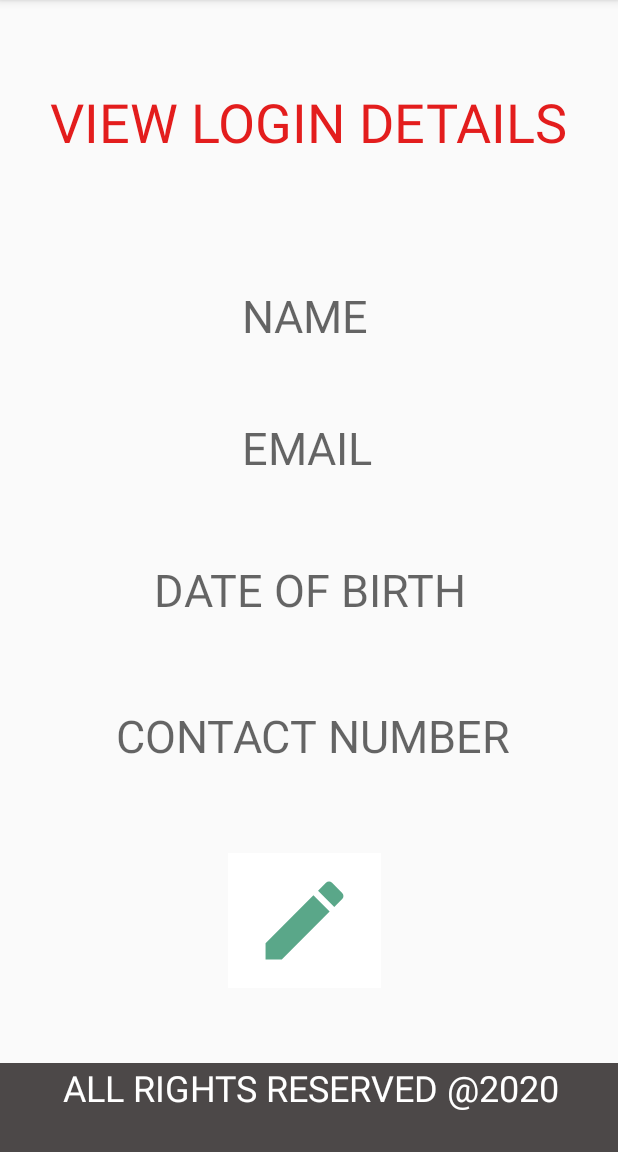
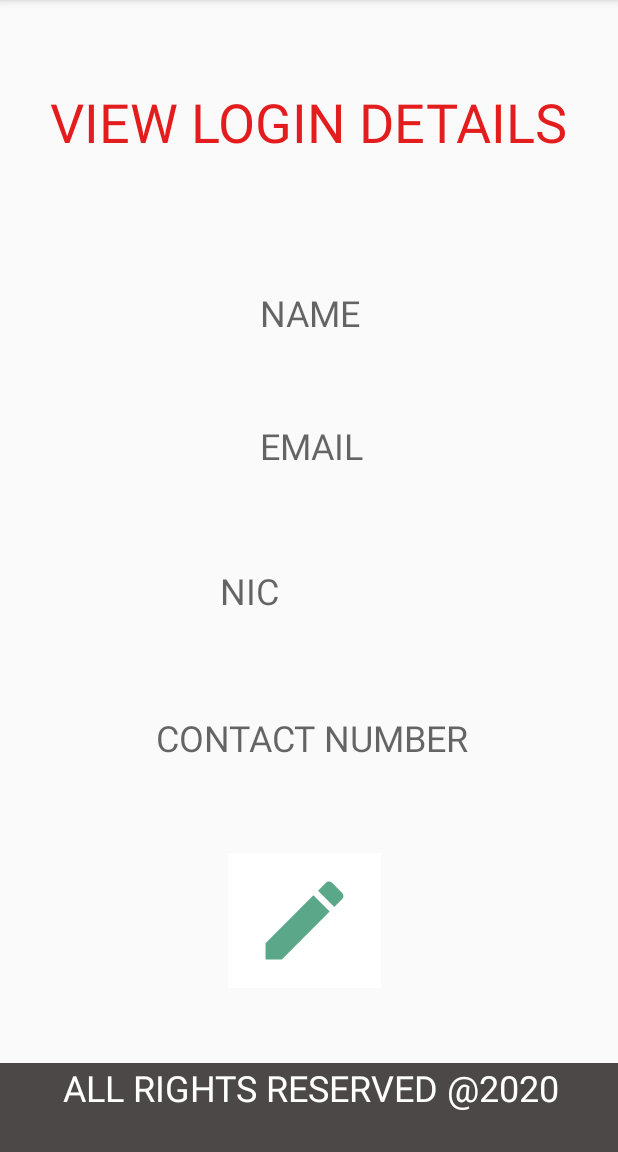
Before and after one commit to Dimusha/FinalProject, an Android app: the screen it shows after launch (loginDetails), after a tap on an icon or button, on a phone screen of 412 x 824 dp, the part 84-1236 px from its top. Run offline under Robolectric (Android 15) with nearby library versions, the phone set to English and light mode, and no system bars; our stand-ins replace Firebase (no records; nobody signed in at launch, a user with empty details on screens opened directly).

Commit message:
second commit

```diff
--- a/app/src/main/java/com/example/dhts/Details.java
+++ b/app/src/main/java/com/example/dhts/Details.java
@@ -5,7 +5,7 @@ public class Details {
     private String name;
     private String email;
     private String phone;
-    private String date;
+    private String nic;
 
     public Details() {
     }
@@ -34,11 +34,11 @@ public class Details {
         this.phone = phone;
     }
 
-    public String getDate() {
-        return date;
+    public String getNic() {
+        return nic;
     }
 
-    public void setDate(String date) {
-        this.date = date;
+    public void setNic(String nic) {
+        this.nic = nic;
     }
 }
--- a/app/src/main/java/com/example/dhts/MainActivity.java
+++ b/app/src/main/java/com/example/dhts/MainActivity.java
@@ -27,15 +27,13 @@ import java.util.Calendar;
 
 public class MainActivity extends AppCompatActivity {
 
-    EditText name,email,phone;
-    TextView date1;
-    DatePickerDialog.OnDateSetListener setListener;
+    EditText name,email,phone,nic;
+    //DatePickerDialog.OnDateSetListener setListener;
     ImageButton button,btn;
 
     DatabaseReference ref;
     Details details;
 
-    @SuppressLint("WrongViewCast")
     @Override
     protected void onCreate(Bundle savedInstanceState) {
         super.onCreate(savedInstanceState);
@@ -44,7 +42,7 @@ public class MainActivity extends AppCompatActivity {
         name = findViewById(R.id.name);
         email = findViewById(R.id.email);
         phone = findViewById(R.id.number);
-        date1 = findViewById(R.id.date);
+        nic = findViewById(R.id.nic);
 
         details = new Details();
 
@@ -61,14 +59,14 @@ public class MainActivity extends AppCompatActivity {
                 details.setName(name.getText().toString().trim());
                 details.setEmail(email.getText().toString().trim());
                 details.setPhone(phone.getText().toString().trim());
-                details.setDate(date1.getText().toString().trim());
+                details.setNic(nic.getText().toString().trim());
 
                 ref.child("Mb").setValue(details);
 
                 String data1 = name.getText().toString().trim();
                 String data2 = email.getText().toString().trim();
                 String data3 = phone.getText().toString().trim();
-                String data4 = date1.getText().toString().trim();
+                String data4 = nic.getText().toString().trim();
 
                 Toast.makeText(getApplicationContext(),"Data Inserted Successfully!",Toast.LENGTH_SHORT).show();
                 Intent i = new Intent(getApplicationContext(),loginDetails.class);
@@ -76,7 +74,7 @@ public class MainActivity extends AppCompatActivity {
                 i.putExtra("nm",data1);
                 i.putExtra("em",data2);
                 i.putExtra("ph",data3);
-                i.putExtra("dt",data4);
+                i.putExtra("nc",data4);
 
                 startActivity(i);
                 Toast.makeText(getApplicationContext(),"Data Inserted Successfully!",Toast.LENGTH_LONG).show();
@@ -86,33 +84,5 @@ public class MainActivity extends AppCompatActivity {
 
 
 
-        date1 = findViewById(R.id.date);
-
-        Calendar calendar = Calendar.getInstance();
-        final int year = calendar.get(Calendar.YEAR);
-        final int month = calendar.get(Calendar.MONTH);
-        final int day = calendar.get(Calendar.DAY_OF_MONTH);
-
-        date1.setOnClickListener(new View.OnClickListener() {
-            @Override
-            public void onClick(View view) {
-                DatePickerDialog datePickerDialog = new DatePickerDialog(
-                        MainActivity.this,android.R.style.Theme_Holo_Light_Dialog_MinWidth,setListener,year,month,day);
-                datePickerDialog.getWindow().setBackgroundDrawable(new ColorDrawable(Color.TRANSPARENT));
-                datePickerDialog.show();
-            }
-        });
-
-        setListener = new DatePickerDialog.OnDateSetListener() {
-            @Override
-            public void onDateSet(DatePicker datePicker, int i, int i1, int i2) {
-                i1 = i1+1;
-                String date = day+" - "+i1+" - "+i;
-                date1.setText(date);
-            }
-        };
-
-
-
     }
 }
--- a/app/src/main/java/com/example/dhts/loginDetails.java
+++ b/app/src/main/java/com/example/dhts/loginDetails.java
@@ -3,6 +3,7 @@ package com.example.dhts;
 import androidx.appcompat.app.AppCompatActivity;
 
 import android.app.DatePickerDialog;
+import android.content.Intent;
 import android.graphics.Color;
 import android.graphics.drawable.ColorDrawable;
 import android.os.Bundle;
@@ -11,13 +12,14 @@ import android.widget.Button;
 import android.widget.DatePicker;
 import android.widget.ImageButton;
 import android.widget.TextView;
+import android.widget.Toast;
 
 import java.util.Calendar;
 
 public class loginDetails extends AppCompatActivity {
 
-    TextView name,email,phone,dat;
-    DatePickerDialog.OnDateSetListener setListener;
+    TextView name,email,phone,nic;
+    //DatePickerDialog.OnDateSetListener setListener;
     ImageButton btn;
 
     @Override
@@ -28,22 +30,37 @@ public class loginDetails extends AppCompatActivity {
         name = findViewById(R.id.name);
         email = findViewById(R.id.email);
         phone = findViewById(R.id.ph);
-        dat = findViewById(R.id.dt);
+        nic = findViewById(R.id.nic);
 
         String nm = getIntent().getStringExtra("nm");
         String em = getIntent().getStringExtra("em");
         String ph = getIntent().getStringExtra("ph");
-        String dt = getIntent().getStringExtra("dt");
+        String nc = getIntent().getStringExtra("nc");
 
         name.setText(nm);
         email.setText(em);
         phone.setText(ph);
-        dat.setText(dt);
+        nic.setText(nc);
 
-        btn = findViewById(R.id.ib4);
+        btn = findViewById(R.id.update);
         btn.setOnClickListener(new View.OnClickListener() {
             @Override
             public void onClick(View view) {
+
+                String data1 = name.getText().toString().trim();
+                String data2 = email.getText().toString().trim();
+                String data3 = phone.getText().toString().trim();
+                String data4 = nic.getText().toString().trim();
+
+                Toast.makeText(getApplicationContext(),"Data Inserted Successfully!",Toast.LENGTH_SHORT).show();
+                Intent i = new Intent(getApplicationContext(),loginUpdate.class);
+
+                i.putExtra("nm",data1);
+                i.putExtra("em",data2);
+                i.putExtra("ph",data3);
+                i.putExtra("nc",data4);
+
+                startActivity(i);
 
             }
         });
@@ -53,7 +70,7 @@ public class loginDetails extends AppCompatActivity {
         final int month = calendar.get(Calendar.MONTH);
         final int day = calendar.get(Calendar.DAY_OF_MONTH);
 
-        dat.setOnClickListener(new View.OnClickListener() {
+        /*dat.setOnClickListener(new View.OnClickListener() {
             @Override
             public void onClick(View view) {
                 DatePickerDialog datePickerDialog = new DatePickerDialog(
@@ -70,6 +87,6 @@ public class loginDetails extends AppCompatActivity {
                 String date = day+" - "+i1+" - "+i;
                 dat.setText(date);
             }
-        };
+        };*/
     }
 }
--- /dev/null
+++ b/app/src/main/res/drawable/delete.xml
@@ -0,0 +1,4 @@
+<?xml version="1.0" encoding="utf-8"?>
+<selector xmlns:android="http://schemas.android.com/apk/res/android">
+
+</selector>
--- a/app/src/main/res/layout/activity_login_details.xml
+++ b/app/src/main/res/layout/activity_login_details.xml
@@ -24,8 +24,8 @@
         android:id="@+id/name"
         android:layout_width="220sp"
         android:layout_height="wrap_content"
-        android:hint="         NAME"
-        android:textSize="30sp"
+        android:hint="             NAME"
+        android:textSize="24sp"
         app:layout_constraintBottom_toBottomOf="parent"
         app:layout_constraintEnd_toEndOf="parent"
         app:layout_constraintHorizontal_bias="0.495"
@@ -37,8 +37,8 @@
         android:id="@+id/email"
         android:layout_width="220sp"
         android:layout_height="wrap_content"
-        android:hint="         EMAIL"
-        android:textSize="30sp"
+        android:hint="             EMAIL"
+        android:textSize="24sp"
         app:layout_constraintBottom_toBottomOf="parent"
         app:layout_constraintEnd_toEndOf="parent"
         app:layout_constraintHorizontal_bias="0.495"
@@ -47,30 +47,30 @@
         app:layout_constraintVertical_bias="0.382" />
 
     <TextView
-        android:id="@+id/date"
-        android:layout_width="220sp"
-        android:layout_height="wrap_content"
-        android:hint=" DATE OF BIRTH"
-        android:textSize="30sp"
-        app:layout_constraintBottom_toBottomOf="parent"
-        app:layout_constraintEnd_toEndOf="parent"
-        app:layout_constraintHorizontal_bias="0.495"
-        app:layout_constraintStart_toStartOf="parent"
-        app:layout_constraintTop_toTopOf="parent"
-        app:layout_constraintVertical_bias="0.512" />
-
-    <TextView
         android:id="@+id/ph"
         android:layout_width="wrap_content"
         android:layout_height="wrap_content"
         android:hint=" CONTACT NUMBER"
-        android:textSize="30sp"
+        android:textSize="24sp"
         app:layout_constraintBottom_toBottomOf="parent"
         app:layout_constraintEnd_toEndOf="parent"
         app:layout_constraintHorizontal_bias="0.495"
         app:layout_constraintStart_toStartOf="parent"
         app:layout_constraintTop_toTopOf="parent"
         app:layout_constraintVertical_bias="0.646" />
+
+    <TextView
+        android:id="@+id/nic"
+        android:layout_width="183dp"
+        android:layout_height="31dp"
+        android:hint="      NIC"
+        android:textSize="24sp"
+        app:layout_constraintBottom_toBottomOf="parent"
+        app:layout_constraintEnd_toEndOf="parent"
+        app:layout_constraintHorizontal_bias="0.484"
+        app:layout_constraintStart_toStartOf="parent"
+        app:layout_constraintTop_toTopOf="parent"
+        app:layout_constraintVertical_bias="0.512" />
 
     <TextView
         android:id="@+id/textView6"
@@ -87,7 +87,7 @@
         tools:layout_editor_absoluteX="-3dp" />
 
     <ImageButton
-        android:id="@+id/ib4"
+        android:id="@+id/update"
         android:layout_width="102dp"
         android:layout_height="wrap_content"
         android:layout_marginStart="152dp"
--- a/app/src/main/res/layout/activity_main.xml
+++ b/app/src/main/res/layout/activity_main.xml
@@ -109,13 +109,13 @@
         android:orientation="vertical">
 
 
-        <TextView
-            android:id="@+id/date"
+        <EditText
+            android:id="@+id/nic"
             android:layout_width="200dp"
             android:layout_height="wrap_content"
             android:textSize="20sp"
             android:inputType="textPersonName"
-            android:text="DATE OF BIRTH"
+            android:hint="NIC"
             android:layout_marginLeft="49sp"
             android:layout_marginTop="355sp"/>
 
```
Also changed, not shown: app/src/main/java/com/example/dhts/loginUpdate.java (+51 -26 lines), app/src/main/res/layout/activity_login_update.xml (+20 -19 lines).
